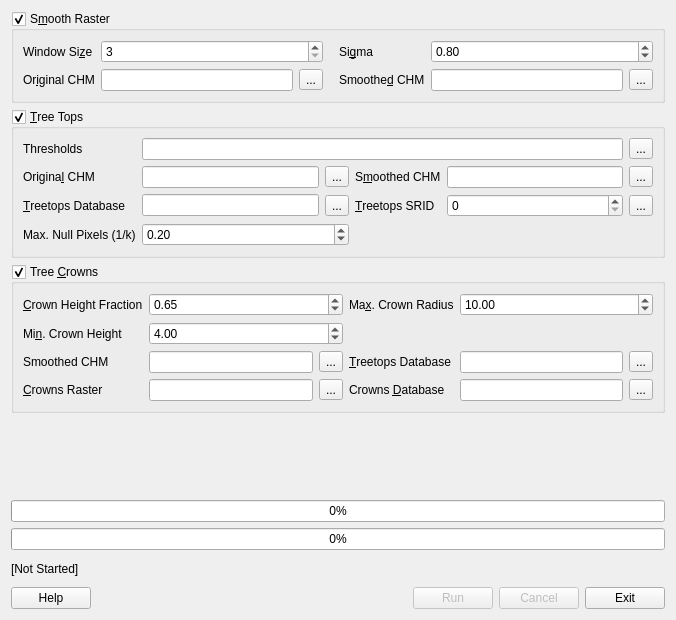
This is src/apps/treetops.ui in rskelly/treetops as Qt 5 draws it before an edit. The edited form follows.
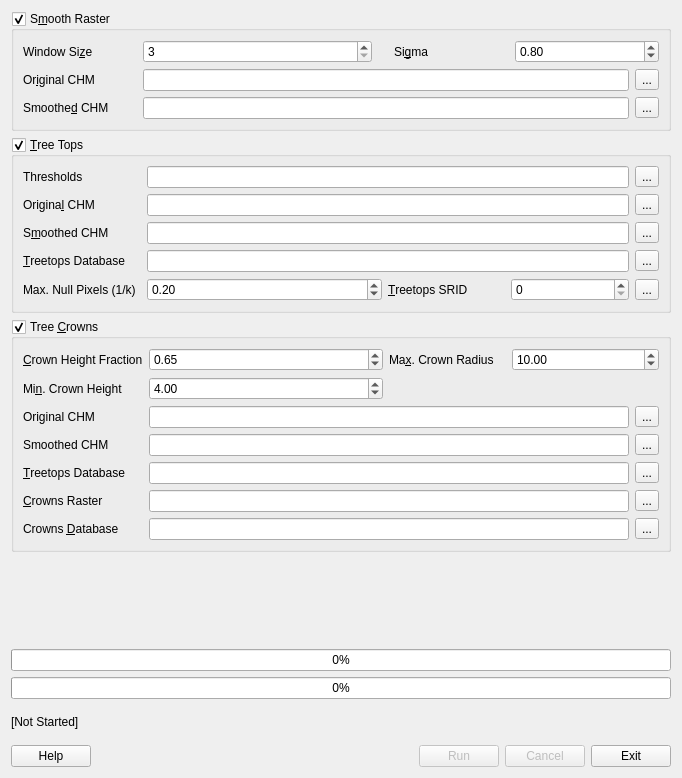
This is the edited form.

Commit message: Added the ability to locate top height and position in original raster; does not reposition the actual geometry, but adds the information to the table. Resolves #18 and #23.

What changed in the file:
```diff
--- a/src/apps/treetops.ui
+++ b/src/apps/treetops.ui
@@ -6,8 +6,8 @@
    <rect>
     <x>0</x>
     <y>0</y>
-    <width>676</width>
-    <height>620</height>
+    <width>682</width>
+    <height>778</height>
    </rect>
   </property>
   <property name="sizePolicy">
@@ -41,55 +41,6 @@
           </property>
          </widget>
         </item>
-        <item row="1" column="6">
-         <widget class="QToolButton" name="btnSmoothSmoothedCHM">
-          <property name="mouseTracking">
-           <bool>false</bool>
-          </property>
-          <property name="acceptDrops">
-           <bool>false</bool>
-          </property>
-          <property name="text">
-           <string>...</string>
-          </property>
-         </widget>
-        </item>
-        <item row="1" column="1">
-         <widget class="QLineEdit" name="txtSmoothOriginalCHM">
-          <property name="mouseTracking">
-           <bool>false</bool>
-          </property>
-          <property name="acceptDrops">
-           <bool>false</bool>
-          </property>
-          <property name="clearButtonEnabled">
-           <bool>false</bool>
-          </property>
-         </widget>
-        </item>
-        <item row="1" column="2">
-         <widget class="QToolButton" name="btnSmoothOriginalCHM">
-          <property name="mouseTracking">
-           <bool>false</bool>
-          </property>
-          <property name="acceptDrops">
-           <bool>false</bool>
-          </property>
-          <property name="text">
-           <string>...</string>
-          </property>
-         </widget>
-        </item>
-        <item row="1" column="5">
-         <widget class="QLineEdit" name="txtSmoothSmoothedCHM">
-          <property name="mouseTracking">
-           <bool>false</bool>
-          </property>
-          <property name="acceptDrops">
-           <bool>false</bool>
-          </property>
-         </widget>
-        </item>
         <item row="0" column="5" colspan="2">
          <widget class="QDoubleSpinBox" name="spnSmoothSigma">
           <property name="mouseTracking">
@@ -103,16 +54,6 @@
           </property>
          </widget>
         </item>
-        <item row="1" column="4">
-         <widget class="QLabel" name="label_12">
-          <property name="text">
-           <string>Smoothe&amp;d CHM</string>
-          </property>
-          <property name="buddy">
-           <cstring>txtSmoothSmoothedCHM</cstring>
-          </property>
-         </widget>
-        </item>
         <item row="0" column="3">
          <spacer name="horizontalSpacer_3">
           <property name="orientation">
@@ -159,6 +100,65 @@
           </property>
          </widget>
         </item>
+        <item row="2" column="0">
+         <widget class="QLabel" name="label_12">
+          <property name="text">
+           <string>Smoothe&amp;d CHM</string>
+          </property>
+          <property name="buddy">
+           <cstring>txtSmoothSmoothedCHM</cstring>
+          </property>
+         </widget>
+        </item>
+        <item row="2" column="6">
+         <widget class="QToolButton" name="btnSmoothSmoothedCHM">
+          <property name="mouseTracking">
+           <bool>false</bool>
+          </property>
+          <property name="acceptDrops">
+           <bool>false</bool>
+          </property>
+          <property name="text">
+           <string>...</string>
+          </property>
+         </widget>
+        </item>
+        <item row="1" column="6">
+         <widget class="QToolButton" name="btnSmoothOriginalCHM">
+          <property name="mouseTracking">
+           <bool>false</bool>
+          </property>
+          <property name="acceptDrops">
+           <bool>false</bool>
+          </property>
+          <property name="text">
+           <string>...</string>
+          </property>
+         </widget>
+        </item>
+        <item row="1" column="1" colspan="5">
+         <widget class="QLineEdit" name="txtSmoothOriginalCHM">
+          <property name="mouseTracking">
+           <bool>false</bool>
+          </property>
+          <property name="acceptDrops">
+           <bool>false</bool>
+          </property>
+          <property name="clearButtonEnabled">
+           <bool>false</bool>
+          </property>
+         </widget>
+        </item>
+        <item row="2" column="1" colspan="5">
+         <widget class="QLineEdit" name="txtSmoothSmoothedCHM">
+          <property name="mouseTracking">
+           <bool>false</bool>
+          </property>
+          <property name="acceptDrops">
+           <bool>false</bool>
+          </property>
+         </widget>
+        </item>
        </layout>
       </item>
      </layout>
@@ -175,56 +175,23 @@
      <layout class="QHBoxLayout" name="horizontalLayout">
       <item>
        <layout class="QGridLayout" name="topsGrid">
+        <item row="4" column="5">
+         <widget class="QToolButton" name="btnTopsTreetopsSRID">
+          <property name="mouseTracking">
+           <bool>false</bool>
+          </property>
+          <property name="acceptDrops">
+           <bool>false</bool>
+          </property>
+          <property name="text">
+           <string>...</string>
+          </property>
+         </widget>
+        </item>
         <item row="0" column="1" colspan="4">
          <widget class="QLineEdit" name="txtTopsThresholds"/>
         </item>
-        <item row="1" column="2">
-         <widget class="QToolButton" name="btnTopsOriginalCHM">
-          <property name="mouseTracking">
-           <bool>false</bool>
-          </property>
-          <property name="acceptDrops">
-           <bool>false</bool>
-          </property>
-          <property name="text">
-           <string>...</string>
-          </property>
-         </widget>
-        </item>
-        <item row="2" column="2">
-         <widget class="QToolButton" name="btnTopsTreetopsDatabase">
-          <property name="mouseTracking">
-           <bool>false</bool>
-          </property>
-          <property name="acceptDrops">
-           <bool>false</bool>
-          </property>
-          <property name="text">
-           <string>...</string>
-          </property>
-         </widget>
-        </item>
-        <item row="2" column="1">
-         <widget class="QLineEdit" name="txtTopsTreetopsDatabase">
-          <property name="mouseTracking">
-           <bool>false</bool>
-          </property>
-          <property name="acceptDrops">
-           <bool>false</bool>
-          </property>
-         </widget>
-        </item>
-        <item row="1" column="1">
-         <widget class="QLineEdit" name="txtTopsOriginalCHM">
-          <property name="mouseTracking">
-           <bool>false</bool>
-          </property>
-          <property name="acceptDrops">
-           <bool>false</bool>
-          </property>
-         </widget>
-        </item>
-        <item row="2" column="4">
+        <item row="4" column="4">
          <widget class="QSpinBox" name="spnTopsTreetopsSRID">
           <property name="mouseTracking">
            <bool>false</bool>
@@ -240,10 +207,17 @@
           </property>
          </widget>
         </item>
-        <item row="1" column="4">
-         <widget class="QLineEdit" name="txtTopsSmoothedCHM"/>
+        <item row="4" column="3">
+         <widget class="QLabel" name="label_17">
+          <property name="text">
+           <string>&amp;Treetops SRID</string>
+          </property>
+          <property name="buddy">
+           <cstring>spnTopsTreetopsSRID</cstring>
+          </property>
+         </widget>
         </item>
-        <item row="2" column="0">
+        <item row="3" column="0">
          <widget class="QLabel" name="label_6">
           <property name="text">
            <string>&amp;Treetops Database</string>
@@ -263,52 +237,6 @@
           </property>
          </widget>
         </item>
-        <item row="2" column="5">
-         <widget class="QToolButton" name="btnTopsTreetopsSRID">
-          <property name="mouseTracking">
-           <bool>false</bool>
-          </property>
-          <property name="acceptDrops">
-           <bool>false</bool>
-          </property>
-          <property name="text">
-           <string>...</string>
-          </property>
-         </widget>
-        </item>
-        <item row="1" column="3">
-         <widget class="QLabel" name="label_16">
-          <property name="text">
-           <string>S&amp;moothed CHM</string>
-          </property>
-          <property name="buddy">
-           <cstring>txtTopsSmoothedCHM</cstring>
-          </property>
-         </widget>
-        </item>
-        <item row="2" column="3">
-         <widget class="QLabel" name="label_17">
-          <property name="text">
-           <string>&amp;Treetops SRID</string>
-          </property>
-          <property name="buddy">
-           <cstring>spnTopsTreetopsSRID</cstring>
-          </property>
-         </widget>
-        </item>
-        <item row="1" column="5">
-         <widget class="QToolButton" name="btnTopsSmoothedCHM">
-          <property name="mouseTracking">
-           <bool>false</bool>
-          </property>
-          <property name="acceptDrops">
-           <bool>false</bool>
-          </property>
-          <property name="text">
-           <string>...</string>
-          </property>
-         </widget>
-        </item>
         <item row="0" column="0">
          <widget class="QLabel" name="label_18">
           <property name="text">
@@ -326,14 +254,14 @@
           </property>
          </widget>
         </item>
-        <item row="3" column="0">
+        <item row="4" column="0">
          <widget class="QLabel" name="label_3">
           <property name="text">
            <string>Max. Null Pixels (1/k)</string>
           </property>
          </widget>
         </item>
-        <item row="3" column="1" colspan="2">
+        <item row="4" column="1" colspan="2">
          <widget class="QDoubleSpinBox" name="spnTopsMaxNulls">
           <property name="maximum">
            <double>1.000000000000000</double>
@@ -346,6 +274,78 @@
           </property>
          </widget>
         </item>
+        <item row="2" column="0">
+         <widget class="QLabel" name="label_16">
+          <property name="text">
+           <string>S&amp;moothed CHM</string>
+          </property>
+          <property name="buddy">
+           <cstring>txtTopsSmoothedCHM</cstring>
+          </property>
+         </widget>
+        </item>
+        <item row="2" column="5">
+         <widget class="QToolButton" name="btnTopsSmoothedCHM">
+          <property name="mouseTracking">
+           <bool>false</bool>
+          </property>
+          <property name="acceptDrops">
+           <bool>false</bool>
+          </property>
+          <property name="text">
+           <string>...</string>
+          </property>
+         </widget>
+        </item>
+        <item row="1" column="5">
+         <widget class="QToolButton" name="btnTopsOriginalCHM">
+          <property name="mouseTracking">
+           <bool>false</bool>
+          </property>
+          <property name="acceptDrops">
+           <bool>false</bool>
+          </property>
+          <property name="text">
+           <string>...</string>
+          </property>
+         </widget>
+        </item>
+        <item row="3" column="5">
+         <widget class="QToolButton" name="btnTopsTreetopsDatabase">
+          <property name="mouseTracking">
+           <bool>false</bool>
+          </property>
+          <property name="acceptDrops">
+           <bool>false</bool>
+          </property>
+          <property name="text">
+           <string>...</string>
+          </property>
+         </widget>
+        </item>
+        <item row="3" column="1" colspan="4">
+         <widget class="QLineEdit" name="txtTopsTreetopsDatabase">
+          <property name="mouseTracking">
+           <bool>false</bool>
+          </property>
+          <property name="acceptDrops">
+           <bool>false</bool>
+          </property>
+         </widget>
+        </item>
+        <item row="2" column="1" colspan="4">
+         <widget class="QLineEdit" name="txtTopsSmoothedCHM"/>
+        </item>
+        <item row="1" column="1" colspan="4">
+         <widget class="QLineEdit" name="txtTopsOriginalCHM">
+          <property name="mouseTracking">
+           <bool>false</bool>
+          </property>
+          <property name="acceptDrops">
+           <bool>false</bool>
+          </property>
+         </widget>
+        </item>
        </layout>
       </item>
      </layout>
@@ -365,6 +365,98 @@
      <layout class="QHBoxLayout" name="horizontalLayout_3">
       <item>
        <layout class="QGridLayout" name="crownsGrid">
+        <item row="3" column="5">
+         <widget class="QToolButton" name="btnCrownsSmoothedCHM">
+          <property name="mouseTracking">
+           <bool>false</bool>
+          </property>
+          <property name="acceptDrops">
+           <bool>false</bool>
+          </property>
+          <property name="text">
+           <string>...</string>
+          </property>
+         </widget>
+        </item>
+        <item row="4" column="1" colspan="4">
+         <widget class="QLineEdit" name="txtCrownsTreetopsDatabase">
+          <property name="mouseTracking">
+           <bool>false</bool>
+          </property>
+          <property name="acceptDrops">
+           <bool>false</bool>
+          </property>
+         </widget>
+        </item>
+        <item row="6" column="1" colspan="4">
+         <widget class="QLineEdit" name="txtCrownsCrownsDatabase">
+          <property name="mouseTracking">
+           <bool>false</bool>
+          </property>
+          <property name="acceptDrops">
+           <bool>false</bool>
+          </property>
+         </widget>
+        </item>
+        <item row="6" column="0">
+         <widget class="QLabel" name="label_14">
+          <property name="text">
+           <string>Crowns &amp;Database</string>
+          </property>
+          <property name="buddy">
+           <cstring>txtCrownsCrownsDatabase</cstring>
+          </property>
+         </widget>
+        </item>
+        <item row="4" column="5">
+         <widget class="QToolButton" name="btnCrownsTreetopsDatabase">
+          <property name="mouseTracking">
+           <bool>false</bool>
+          </property>
+          <property name="acceptDrops">
+           <bool>false</bool>
+          </property>
+          <property name="text">
+           <string>...</string>
+          </property>
+         </widget>
+        </item>
+        <item row="4" column="0">
+         <widget class="QLabel" name="label_15">
+          <property name="text">
+           <string>&amp;Treetops Database</string>
+          </property>
+          <property name="buddy">
+           <cstring>txtCrownsTreetopsDatabase</cstring>
+          </property>
+         </widget>
+        </item>
+        <item row="5" column="5">
+         <widget class="QToolButton" name="btnCrownsCrownsRaster">
+          <property name="mouseTracking">
+           <bool>false</bool>
+          </property>
+          <property name="acceptDrops">
+           <bool>false</bool>
+          </property>
+          <property name="text">
+           <string>...</string>
+          </property>
+         </widget>
+        </item>
+        <item row="6" column="5">
+         <widget class="QToolButton" name="btnCrownsCrownsDatabase">
+          <property name="mouseTracking">
+           <bool>false</bool>
+          </property>
+          <property name="acceptDrops">
+           <bool>false</bool>
+          </property>
+          <property name="text">
+           <string>...</string>
+          </property>
+         </widget>
+        </item>
         <item row="0" column="3">
          <widget class="QLabel" name="label_9">
           <property name="text">
@@ -404,42 +496,6 @@
           </property>
          </widget>
         </item>
-        <item row="2" column="5">
-         <widget class="QToolButton" name="btnCrownsTreetopsDatabase">
-          <property name="mouseTracking">
-           <bool>false</bool>
-          </property>
-          <property name="acceptDrops">
-           <bool>false</bool>
-          </property>
-          <property name="text">
-           <string>...</string>
-          </property>
-         </widget>
-        </item>
-        <item row="3" column="4">
-         <widget class="QLineEdit" name="txtCrownsCrownsDatabase">
-          <property name="mouseTracking">
-           <bool>false</bool>
-          </property>
-          <property name="acceptDrops">
-           <bool>false</bool>
-          </property>
-         </widget>
-        </item>
-        <item row="3" column="5">
-         <widget class="QToolButton" name="btnCrownsCrownsDatabase">
-          <property name="mouseTracking">
-           <bool>false</bool>
-          </property>
-          <property name="acceptDrops">
-           <bool>false</bool>
-          </property>
-          <property name="text">
-           <string>...</string>
-          </property>
-         </widget>
-        </item>
         <item row="0" column="4" colspan="2">
          <widget class="QDoubleSpinBox" name="spnCrownsRadius">
           <property name="mouseTracking">
@@ -456,7 +512,7 @@
           </property>
          </widget>
         </item>
-        <item row="3" column="0">
+        <item row="5" column="0">
          <widget class="QLabel" name="label_10">
           <property name="text">
            <string>&amp;Crowns Raster</string>
@@ -476,26 +532,6 @@
           </property>
          </widget>
         </item>
-        <item row="3" column="1">
-         <widget class="QLineEdit" name="txtCrownsCrownsRaster">
-          <property name="mouseTracking">
-           <bool>false</bool>
-          </property>
-          <property name="acceptDrops">
-           <bool>false</bool>
-          </property>
-         </widget>
-        </item>
-        <item row="3" column="3">
-         <widget class="QLabel" name="label_14">
-          <property name="text">
-           <string>Crowns &amp;Database</string>
-          </property>
-          <property name="buddy">
-           <cstring>txtCrownsCrownsDatabase</cstring>
-          </property>
-         </widget>
-        </item>
         <item row="1" column="1" colspan="2">
          <widget class="QDoubleSpinBox" name="spnCrownsMinHeight">
           <property name="mouseTracking">
@@ -512,20 +548,7 @@
           </property>
          </widget>
         </item>
-        <item row="3" column="2">
-         <widget class="QToolButton" name="btnCrownsCrownsRaster">
-          <property name="mouseTracking">
-           <bool>false</bool>
-          </property>
-          <property name="acceptDrops">
-           <bool>false</bool>
-          </property>
-          <property name="text">
-           <string>...</string>
-          </property>
-         </widget>
-        </item>
-        <item row="2" column="0">
+        <item row="3" column="0">
          <widget class="QLabel" name="label_13">
           <property name="text">
            <string>Smoothed CHM</string>
@@ -535,7 +558,7 @@
           </property>
          </widget>
         </item>
-        <item row="2" column="1">
+        <item row="3" column="1" colspan="4">
          <widget class="QLineEdit" name="txtCrownsSmoothedCHM">
           <property name="mouseTracking">
            <bool>false</bool>
@@ -545,39 +568,33 @@
           </property>
          </widget>
         </item>
-        <item row="2" column="2">
-         <widget class="QToolButton" name="btnCrownsSmoothedCHM">
+        <item row="5" column="1" colspan="4">
+         <widget class="QLineEdit" name="txtCrownsCrownsRaster">
           <property name="mouseTracking">
            <bool>false</bool>
           </property>
           <property name="acceptDrops">
            <bool>false</bool>
           </property>
+         </widget>
+        </item>
+        <item row="2" column="0">
+         <widget class="QLabel" name="label_4">
+          <property name="text">
+           <string>Original CHM</string>
+          </property>
+         </widget>
+        </item>
+        <item row="2" column="1" colspan="4">
+         <widget class="QLineEdit" name="txtCrownsOriginalCHM"/>
+        </item>
+        <item row="2" column="5">
+         <widget class="QToolButton" name="btnCrownsOriginalCHM">
           <property name="text">
            <string>...</string>
           </property>
          </widget>
         </item>
-        <item row="2" column="3">
-         <widget class="QLabel" name="label_15">
-          <property name="text">
-           <string>&amp;Treetops Database</string>
-          </property>
-          <property name="buddy">
-           <cstring>txtCrownsTreetopsDatabase</cstring>
-          </property>
-         </widget>
-        </item>
-        <item row="2" column="4">
-         <widget class="QLineEdit" name="txtCrownsTreetopsDatabase">
-          <property name="mouseTracking">
-           <bool>false</bool>
-          </property>
-          <property name="acceptDrops">
-           <bool>false</bool>
-          </property>
-         </widget>
-        </item>
        </layout>
       </item>
      </layout>
```
Left out of the diff: 4 changed lines with no effect on the pictures. The commit also changes 5 other files.
